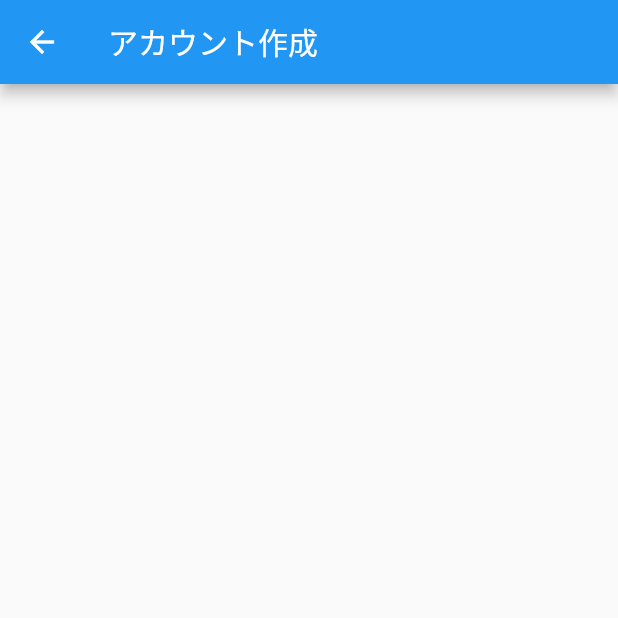
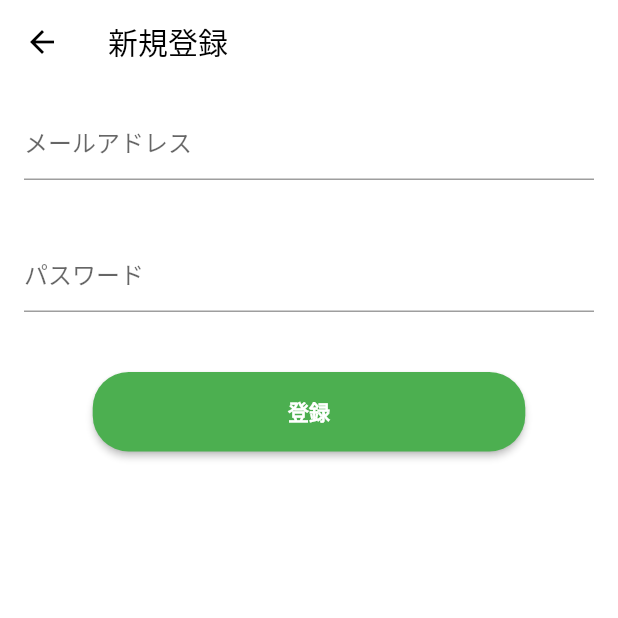
Before and after one commit to tttuuu1234/abstinence_app, a Flutter app: the screen it shows after launch, after a tap on "新規登録", on a phone screen of 412 x 824 dp, the top half of it. Run offline on Flutter 3.47's test engine with Material 2 defaults, Android fonts, the phone set to English and light mode, and no system bars; our stand-ins replace flutter_riverpod, package_info_plus.

Commit message:
#8 プロフィール登録画面に遷移できるよう実装

```diff
--- a/lib/main.dart
+++ b/lib/main.dart
@@ -1,4 +1,5 @@
 import 'package:abstinence_app/presentation/pages/root/page.dart';
+import 'package:abstinence_app/presentation/styles/colors.dart';
 import 'package:flutter/material.dart';
 import 'package:package_info_plus/package_info_plus.dart';
 
@@ -26,6 +27,12 @@ class App extends StatelessWidget {
       title: '禁！欲！',
       theme: ThemeData(
         primarySwatch: Colors.blue,
+        scaffoldBackgroundColor: AppColor.white,
+        appBarTheme: const AppBarTheme().copyWith(
+          foregroundColor: AppColor.black,
+          backgroundColor: AppColor.white,
+          elevation: 0,
+        ),
       ),
       home: const RootPage(),
     );
--- /dev/null
+++ b/lib/presentation/components/hint_text.dart
@@ -0,0 +1,8 @@
+/// 入力値の例
+/// 基本的に入力フィールド関係が呼び出されたら使用されると思い、
+/// componentと関係性が近いのでcomponents内に配置した
+class HintText {
+  static const email = 'xxx@yyy.com';
+  static const password = 'パスワードを入力してください';
+  static const nickname = '禁！欲！マン';
+}
--- /dev/null
+++ b/lib/presentation/components/input_text_form_field/widget.dart
@@ -0,0 +1,41 @@
+import 'package:flutter/material.dart';
+
+import '../../styles/colors.dart';
+
+/// 入力filed(バリデーション可能)
+class InputTextFormFiled extends StatelessWidget {
+  const InputTextFormFiled({
+    Key? key,
+    required this.textEditingController,
+    this.label,
+    this.hintText,
+    this.onChanged,
+    this.onSubmitted,
+  }) : super(key: key);
+
+  final TextEditingController textEditingController;
+  final Widget? label;
+  final String? hintText;
+  final Function(String value)? onChanged;
+  final Function(String value)? onSubmitted;
+
+  @override
+  Widget build(BuildContext context) {
+    return TextField(
+      controller: textEditingController,
+      textInputAction: TextInputAction.next,
+      decoration: InputDecoration(
+        label: label,
+        hintText: hintText,
+        contentPadding: EdgeInsets.zero,
+        focusedBorder: const UnderlineInputBorder(
+          borderSide: BorderSide(
+            color: AppColor.green,
+          ),
+        ),
+      ),
+      onChanged: onChanged,
+      onSubmitted: onSubmitted,
+    );
+  }
+}
--- a/lib/presentation/components/primary_button/widget.dart
+++ b/lib/presentation/components/primary_button/widget.dart
@@ -8,12 +8,14 @@ class PrimaryButton extends StatelessWidget {
   const PrimaryButton({
     Key? key,
     required this.title,
+    this.buttonColor = AppColor.green,
     this.width,
     this.onPressed,
   }) : super(key: key);
 
+  final String title;
   final double? width;
-  final String title;
+  final Color buttonColor;
   final Function()? onPressed;
 
   @override
@@ -24,7 +26,7 @@ class PrimaryButton extends StatelessWidget {
         onPressed: onPressed,
         style: ElevatedButton.styleFrom(
           padding: AppPadding.smallAll,
-          backgroundColor: AppColor.green,
+          backgroundColor: buttonColor,
           shape: RoundedRectangleBorder(
             borderRadius: BorderRadius.circular(24),
           ),
--- /dev/null
+++ b/lib/presentation/pages/profile_register/page.dart
@@ -0,0 +1,16 @@
+import 'package:flutter/material.dart';
+import 'package:flutter_riverpod/flutter_riverpod.dart';
+
+/// プロフィール登録画面
+class ProfileRegisterPage extends ConsumerWidget {
+  const ProfileRegisterPage({super.key});
+
+  @override
+  Widget build(BuildContext context, WidgetRef ref) {
+    return Scaffold(
+      appBar: AppBar(
+        title: const Text('プロフィール登録'),
+      ),
+    );
+  }
+}
--- a/lib/presentation/pages/root/page.dart
+++ b/lib/presentation/pages/root/page.dart
@@ -1,4 +1,5 @@
 import 'package:abstinence_app/presentation/pages/sign_up/page.dart';
+import 'package:abstinence_app/presentation/services/navigator.dart';
 import 'package:abstinence_app/presentation/styles/colors.dart';
 import 'package:abstinence_app/presentation/styles/margin.dart';
 import 'package:flutter/material.dart';
@@ -24,11 +25,10 @@ class RootPage extends StatelessWidget {
                 children: [
                   PrimaryButton(
                     title: '新規登録',
-                    onPressed: () {
-                      Navigator.of(context).push(
-                        MaterialPageRoute(
-                          builder: (context) => const SignUpPage(),
-                        ),
+                    onPressed: () async{
+                      await NavigatorService.push<SignUpPage>(
+                        context: context,
+                        page: const SignUpPage(),
                       );
                     },
                   ),
--- a/lib/presentation/pages/sign_up/page.dart
+++ b/lib/presentation/pages/sign_up/page.dart
@@ -1,6 +1,15 @@
+import 'package:abstinence_app/presentation/components/hint_text.dart';
+import 'package:abstinence_app/presentation/components/primary_button/widget.dart';
+import 'package:abstinence_app/presentation/pages/profile_register/page.dart';
+import 'package:abstinence_app/presentation/services/navigator.dart';
+import 'package:abstinence_app/presentation/styles/margin.dart';
+import 'package:abstinence_app/presentation/styles/padding.dart';
 import 'package:flutter/material.dart';
 import 'package:flutter_riverpod/flutter_riverpod.dart';
 
+import '../../components/input_text_form_field/widget.dart';
+
+/// 新規登録画面
 class SignUpPage extends ConsumerWidget {
   const SignUpPage({super.key});
 
@@ -8,7 +17,35 @@ class SignUpPage extends ConsumerWidget {
   Widget build(BuildContext context, WidgetRef ref) {
     return Scaffold(
       appBar: AppBar(
-        title: const Text('アカウント作成'),
+        title: const Text('新規登録'),
+      ),
+      body: Padding(
+        padding: AppPadding.smallAll,
+        child: Column(
+          children: [
+            InputTextFormFiled(
+              textEditingController: TextEditingController(),
+              label: const Text('メールアドレス'),
+              hintText: HintText.email,
+            ),
+            AppVerticalMargin.xLarge,
+            InputTextFormFiled(
+              textEditingController: TextEditingController(),
+              label: const Text('パスワード'),
+              hintText: HintText.password,
+            ),
+            AppVerticalMargin.xLarge,
+            PrimaryButton(
+              title: '登録',
+              onPressed: () async {
+                await NavigatorService.push<ProfileRegisterPage>(
+                  context: context,
+                  page: const ProfileRegisterPage(),
+                );
+              },
+            ),
+          ],
+        ),
       ),
     );
   }
--- /dev/null
+++ b/lib/presentation/services/navigator.dart
@@ -0,0 +1,14 @@
+import 'package:flutter/material.dart';
+
+class NavigatorService {
+  static Future<void> push<T>({
+    required BuildContext context,
+    required Widget page,
+  }) async {
+    Navigator.of(context).push(
+      MaterialPageRoute(
+        builder: (context) => page,
+      ),
+    );
+  }
+}
```
